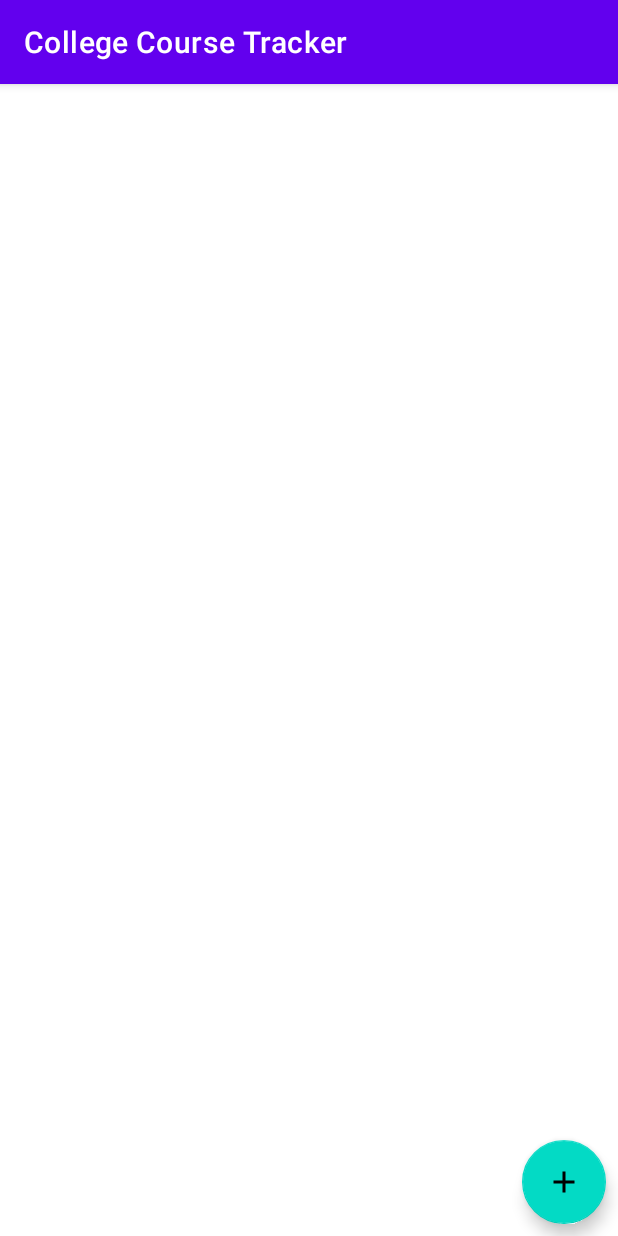
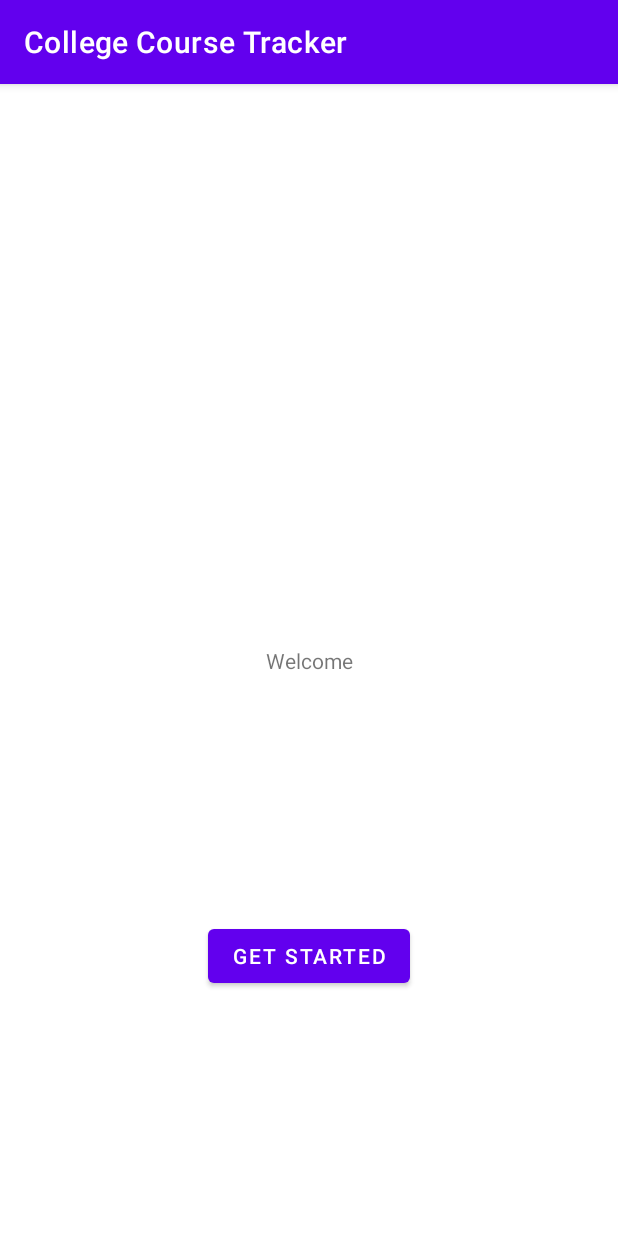
Before and after one commit to TheDeanMachine/College-Course-Tracker, an Android app: the screen it shows after launch (TermList before the commit, HomeScreen after it), on a phone screen of 412 x 824 dp. Run offline under Robolectric (Android 15) with nearby library versions, the phone set to English and light mode, and no system bars.

Commit message:
successful first test of navigation Home -> TermList --> NewTerm

```diff
--- a/app/src/main/java/com/VFeskin/collegecoursetracker/HomeScreen.java
+++ b/app/src/main/java/com/VFeskin/collegecoursetracker/HomeScreen.java
@@ -1,21 +1,30 @@
 package com.VFeskin.collegecoursetracker;
 
 import androidx.appcompat.app.AppCompatActivity;
-import androidx.lifecycle.ViewModelProvider;
+import android.content.Intent;
 import android.os.Bundle;
-import android.util.Log;
-import com.VFeskin.collegecoursetracker.Model.TermViewModel;
-
+import android.widget.Button;
+import com.VFeskin.collegecoursetracker.Controller.TermList;
 
 
 public class HomeScreen extends AppCompatActivity {
+    // XML attribute
+    private Button startButton;
 
     @Override
     protected void onCreate(Bundle savedInstanceState) {
         super.onCreate(savedInstanceState);
         setContentView(R.layout.home_screen);
 
+        startButton = findViewById(R.id.getStartedButton);
+        startButton.setOnClickListener(view -> {
+           openApplication();
+        });
+    }
 
+    public void openApplication() {
+        Intent intent = new Intent(this, TermList.class);
+        startActivity(intent);
+    }
 
-    }
 }
--- a/app/src/main/res/layout/home_screen.xml
+++ b/app/src/main/res/layout/home_screen.xml
@@ -15,4 +15,14 @@
         app:layout_constraintEnd_toEndOf="parent"
         app:layout_constraintStart_toStartOf="parent"
         app:layout_constraintTop_toTopOf="parent" />
+
+    <Button
+        android:id="@+id/getStartedButton"
+        android:layout_width="wrap_content"
+        android:layout_height="wrap_content"
+        android:text="@string/get_started"
+        app:layout_constraintBottom_toBottomOf="parent"
+        app:layout_constraintEnd_toEndOf="parent"
+        app:layout_constraintStart_toStartOf="parent"
+        app:layout_constraintTop_toBottomOf="@+id/textView" />
 </androidx.constraintlayout.widget.ConstraintLayout>
--- a/app/src/main/res/values/strings.xml
+++ b/app/src/main/res/values/strings.xml
@@ -14,6 +14,7 @@
     <string name="select">Select course status</string>
     <string name="assessment_title">Assessment title</string>
     <string name="create_assessment">CREATE ASSESSMENT</string>
+    <string name="get_started">Get Started</string>
 
 
     <string-array name="course_status">
```
Also changed, not shown: app/src/main/AndroidManifest.xml (+6 -10 lines), app/src/main/java/com/VFeskin/collegecoursetracker/Controller/TermList.java (+19 -2 lines).
